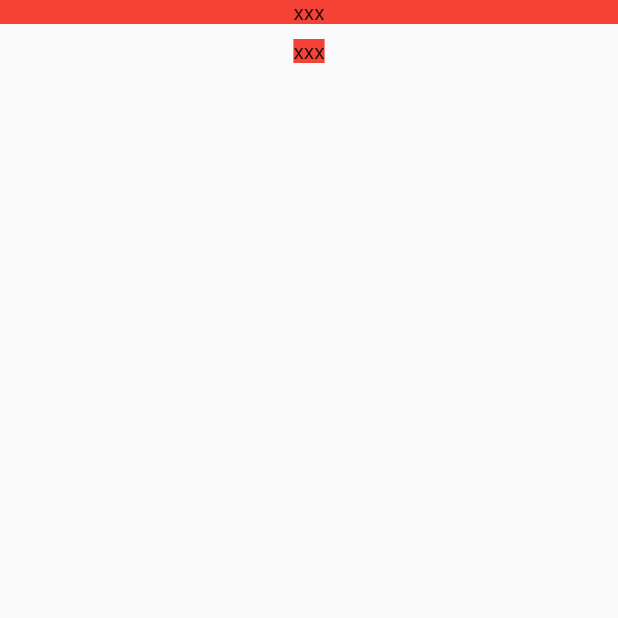
After one commit to zincPower/flutter-study-2021, a Flutter app: the MyHomePage screen opened directly, after a tap on "Center Layout", on a phone screen of 412 x 824 dp, the top half of it. The commit adds this screen. Run offline on Flutter 3.47's test engine with Material 2 defaults, Android fonts, the phone set to English and light mode, and no system bars; our stand-ins replace camera, video_player.

Commit message:
feat: 增加 Center

```diff
--- /dev/null
+++ b/lib/layout/center_widget.dart
@@ -0,0 +1,32 @@
+import 'package:flutter/material.dart';
+
+class CenterWidget extends StatelessWidget {
+  const CenterWidget({Key? key}) : super(key: key);
+
+  @override
+  Widget build(BuildContext context) {
+    return Scaffold(
+      body: SafeArea(
+        child: Column(
+          children: [
+            DecoratedBox(
+              decoration: BoxDecoration(color: Colors.red),
+              child: Center(
+                child: Text("xxx"),
+              ),
+            ),
+            SizedBox(height: 10),
+            DecoratedBox(
+              decoration: BoxDecoration(color: Colors.red),
+              child: Center(
+                widthFactor: 1,
+                heightFactor: 1,
+                child: Text("xxx"),
+              ),
+            )
+          ],
+        ),
+      ),
+    );
+  }
+}
--- a/lib/layout/layout_main.dart
+++ b/lib/layout/layout_main.dart
@@ -1,6 +1,7 @@
 import 'package:flutter/foundation.dart';
 import 'package:flutter/material.dart';
 import 'package:flutter_study_2021/layout/align_widget.dart';
+import 'package:flutter_study_2021/layout/center_widget.dart';
 import 'package:flutter_study_2021/layout/column_widget.dart';
 import 'package:flutter_study_2021/layout/flex_widget.dart';
 import 'package:flutter_study_2021/layout/flow_widget.dart';
@@ -109,6 +110,14 @@ class _MyHomePageState extends State<MyHomePage> {
               },
               child: Text('Align Layout'),
             ),
+            TextButton(
+              onPressed: () {
+                Navigator.push(context, MaterialPageRoute(builder: (context) {
+                  return CenterWidget();
+                }));
+              },
+              child: Text('Center Layout'),
+            ),
           ],
         ),
       ),
```
